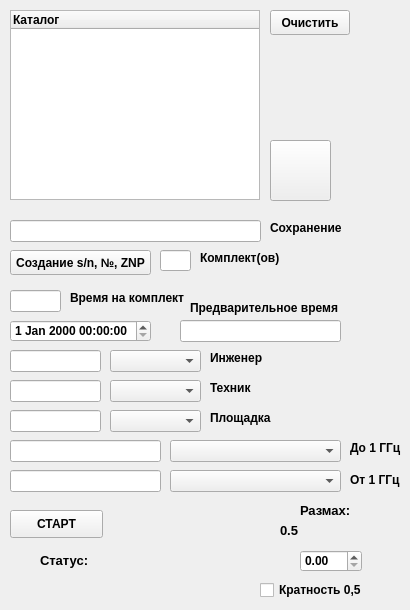
Old version of the form source/generator/generatorpemiwidget.ui in the repository VictorZ08/Path.
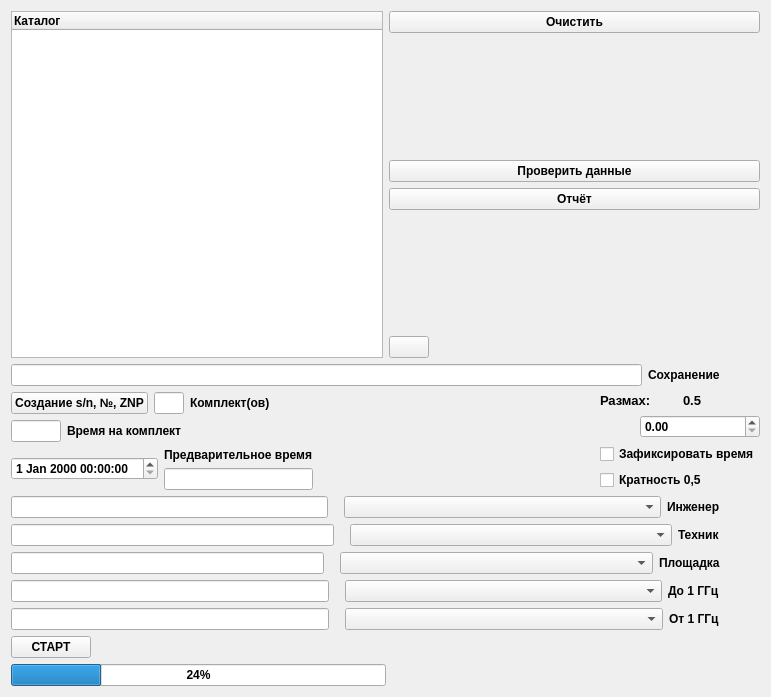
New version of the form. Icons and pictures are not drawn.

The edit to the form file:
```diff
--- a/source/generator/generatorpemiwidget.ui
+++ b/source/generator/generatorpemiwidget.ui
@@ -6,22 +6,10 @@
    <rect>
     <x>0</x>
     <y>0</y>
-    <width>410</width>
-    <height>610</height>
+    <width>771</width>
+    <height>697</height>
    </rect>
   </property>
-  <property name="minimumSize">
-   <size>
-    <width>410</width>
-    <height>610</height>
-   </size>
-  </property>
-  <property name="maximumSize">
-   <size>
-    <width>410</width>
-    <height>610</height>
-   </size>
-  </property>
   <property name="font">
    <font>
     <weight>75</weight>
@@ -37,436 +25,703 @@
   <property name="windowTitle">
    <string>Генератор ПЭМИН</string>
   </property>
-  <widget class="QPushButton" name="m_clear_pb">
-   <property name="geometry">
-    <rect>
-     <x>270</x>
-     <y>10</y>
-     <width>80</width>
-     <height>25</height>
-    </rect>
-   </property>
-   <property name="text">
-    <string>Очистить</string>
-   </property>
-  </widget>
-  <widget class="QDateTimeEdit" name="m_editTime_dte">
-   <property name="geometry">
-    <rect>
-     <x>10</x>
-     <y>320</y>
-     <width>141</width>
-     <height>22</height>
-    </rect>
-   </property>
-  </widget>
-  <widget class="QLineEdit" name="m_timeSet_le">
-   <property name="geometry">
-    <rect>
-     <x>10</x>
-     <y>290</y>
-     <width>51</width>
-     <height>22</height>
-    </rect>
-   </property>
-  </widget>
-  <widget class="QLabel" name="m_status_l">
-   <property name="geometry">
-    <rect>
-     <x>40</x>
-     <y>550</y>
-     <width>211</width>
-     <height>21</height>
-    </rect>
-   </property>
-   <property name="font">
-    <font>
-     <pointsize>10</pointsize>
-     <weight>75</weight>
-     <bold>true</bold>
-    </font>
-   </property>
-   <property name="text">
-    <string>Статус:</string>
-   </property>
-  </widget>
-  <widget class="QPushButton" name="m_back_pb">
-   <property name="geometry">
-    <rect>
-     <x>270</x>
-     <y>140</y>
-     <width>61</width>
-     <height>61</height>
-    </rect>
-   </property>
-   <property name="text">
-    <string/>
-   </property>
-   <property name="icon">
-    <iconset resource="../path.qrc">
-     <normaloff>:/image/button_back.png</normaloff>:/image/button_back.png</iconset>
-   </property>
-   <property name="iconSize">
-    <size>
-     <width>60</width>
-     <height>60</height>
-    </size>
-   </property>
-  </widget>
-  <widget class="QLabel" name="labelTimeComplect">
-   <property name="geometry">
-    <rect>
-     <x>70</x>
-     <y>290</y>
-     <width>141</width>
-     <height>16</height>
-    </rect>
-   </property>
-   <property name="text">
-    <string>Время на комплект</string>
-   </property>
-  </widget>
-  <widget class="QPushButton" name="m_start_pb">
-   <property name="geometry">
-    <rect>
-     <x>10</x>
-     <y>510</y>
-     <width>93</width>
-     <height>28</height>
-    </rect>
-   </property>
-   <property name="text">
-    <string>СТАРТ</string>
-   </property>
-  </widget>
-  <widget class="QLabel" name="labelPreliminarilyTime">
-   <property name="geometry">
-    <rect>
-     <x>190</x>
-     <y>300</y>
-     <width>171</width>
-     <height>16</height>
-    </rect>
-   </property>
-   <property name="text">
-    <string>Предварительное время</string>
-   </property>
-  </widget>
-  <widget class="QTreeWidget" name="m_loadSets_tw">
-   <property name="geometry">
-    <rect>
-     <x>10</x>
-     <y>10</y>
-     <width>250</width>
-     <height>190</height>
-    </rect>
-   </property>
-   <column>
-    <property name="text">
-     <string notr="true">Каталог</string>
-    </property>
-   </column>
-  </widget>
-  <widget class="QLineEdit" name="m_previewTime_le">
-   <property name="geometry">
-    <rect>
-     <x>180</x>
-     <y>320</y>
-     <width>161</width>
-     <height>22</height>
-    </rect>
-   </property>
-  </widget>
-  <widget class="QComboBox" name="m_boxAntenneLow1GGz_cb">
-   <property name="geometry">
-    <rect>
-     <x>170</x>
-     <y>440</y>
-     <width>171</width>
-     <height>22</height>
-    </rect>
-   </property>
-  </widget>
-  <widget class="QLabel" name="labelAntenneLow_1GGz">
-   <property name="geometry">
-    <rect>
-     <x>350</x>
-     <y>440</y>
-     <width>61</width>
-     <height>16</height>
-    </rect>
-   </property>
-   <property name="text">
-    <string>До 1 ГГц</string>
-   </property>
-  </widget>
-  <widget class="QComboBox" name="m_boxAntenneHeigh1GGz_cb">
-   <property name="geometry">
-    <rect>
-     <x>170</x>
-     <y>470</y>
-     <width>171</width>
-     <height>22</height>
-    </rect>
-   </property>
-  </widget>
-  <widget class="QLabel" name="labelAntenneHeigh_1GGz">
-   <property name="geometry">
-    <rect>
-     <x>350</x>
-     <y>470</y>
-     <width>61</width>
-     <height>20</height>
-    </rect>
-   </property>
-   <property name="text">
-    <string>От 1 ГГц</string>
-   </property>
-  </widget>
-  <widget class="QLineEdit" name="m_antenneLow1GGz_le">
-   <property name="geometry">
-    <rect>
-     <x>10</x>
-     <y>440</y>
-     <width>151</width>
-     <height>22</height>
-    </rect>
-   </property>
-  </widget>
-  <widget class="QLineEdit" name="m_antenneHeigh1GGz_le">
-   <property name="geometry">
-    <rect>
-     <x>10</x>
-     <y>470</y>
-     <width>151</width>
-     <height>22</height>
-    </rect>
-   </property>
-  </widget>
-  <widget class="QCheckBox" name="m_multiplisity_ckb">
-   <property name="geometry">
-    <rect>
-     <x>260</x>
-     <y>580</y>
-     <width>121</width>
-     <height>20</height>
-    </rect>
-   </property>
-   <property name="text">
-    <string>Кратность 0,5</string>
-   </property>
-  </widget>
-  <widget class="QComboBox" name="m_boxInjener_cb">
-   <property name="geometry">
-    <rect>
-     <x>110</x>
-     <y>350</y>
-     <width>91</width>
-     <height>22</height>
-    </rect>
-   </property>
-  </widget>
-  <widget class="QLineEdit" name="m_injener_le">
-   <property name="geometry">
-    <rect>
-     <x>10</x>
-     <y>350</y>
-     <width>91</width>
-     <height>22</height>
-    </rect>
-   </property>
-  </widget>
-  <widget class="QComboBox" name="m_boxTehnic_cb">
-   <property name="geometry">
-    <rect>
-     <x>110</x>
-     <y>380</y>
-     <width>91</width>
-     <height>22</height>
-    </rect>
-   </property>
-  </widget>
-  <widget class="QLineEdit" name="m_tehnic_le">
-   <property name="geometry">
-    <rect>
-     <x>10</x>
-     <y>380</y>
-     <width>91</width>
-     <height>22</height>
-    </rect>
-   </property>
-  </widget>
-  <widget class="QLabel" name="labelInjener">
-   <property name="geometry">
-    <rect>
-     <x>210</x>
-     <y>350</y>
-     <width>71</width>
-     <height>16</height>
-    </rect>
-   </property>
-   <property name="text">
-    <string>Инженер</string>
-   </property>
-  </widget>
-  <widget class="QLabel" name="labelTehnic">
-   <property name="geometry">
-    <rect>
-     <x>210</x>
-     <y>380</y>
-     <width>81</width>
-     <height>16</height>
-    </rect>
-   </property>
-   <property name="text">
-    <string>Техник</string>
-   </property>
-  </widget>
-  <widget class="QComboBox" name="m_boxWorkplace_cb">
-   <property name="geometry">
-    <rect>
-     <x>110</x>
-     <y>410</y>
-     <width>91</width>
-     <height>22</height>
-    </rect>
-   </property>
-  </widget>
-  <widget class="QLineEdit" name="m_workplace_le">
-   <property name="geometry">
-    <rect>
-     <x>10</x>
-     <y>410</y>
-     <width>91</width>
-     <height>22</height>
-    </rect>
-   </property>
-   <property name="text">
-    <string/>
-   </property>
-  </widget>
-  <widget class="QLabel" name="labelPlochadka">
-   <property name="geometry">
-    <rect>
-     <x>210</x>
-     <y>410</y>
-     <width>71</width>
-     <height>16</height>
-    </rect>
-   </property>
-   <property name="text">
-    <string>Площадка</string>
-   </property>
-  </widget>
-  <widget class="QPushButton" name="m_createTable_pb">
-   <property name="geometry">
-    <rect>
-     <x>10</x>
-     <y>250</y>
-     <width>141</width>
-     <height>25</height>
-    </rect>
-   </property>
-   <property name="text">
-    <string>Создание s/n, №, ZNP</string>
-   </property>
-  </widget>
-  <widget class="QLineEdit" name="m_saveSets_le">
-   <property name="geometry">
-    <rect>
-     <x>10</x>
-     <y>220</y>
-     <width>251</width>
-     <height>22</height>
-    </rect>
-   </property>
-  </widget>
-  <widget class="QDoubleSpinBox" name="m_amplituda_sb">
-   <property name="geometry">
-    <rect>
-     <x>300</x>
-     <y>550</y>
-     <width>62</width>
-     <height>22</height>
-    </rect>
-   </property>
-  </widget>
-  <widget class="QLabel" name="label_ampl_res">
-   <property name="geometry">
-    <rect>
-     <x>300</x>
-     <y>500</y>
-     <width>81</width>
-     <height>21</height>
-    </rect>
-   </property>
-   <property name="font">
-    <font>
-     <pointsize>10</pointsize>
-     <weight>75</weight>
-     <bold>true</bold>
-    </font>
-   </property>
-   <property name="text">
-    <string>Размах:</string>
-   </property>
-  </widget>
-  <widget class="QLabel" name="label_amplituda">
-   <property name="geometry">
-    <rect>
-     <x>280</x>
-     <y>520</y>
-     <width>101</width>
-     <height>20</height>
-    </rect>
-   </property>
-   <property name="font">
-    <font>
-     <pointsize>10</pointsize>
-     <weight>75</weight>
-     <bold>true</bold>
-    </font>
-   </property>
-   <property name="text">
-    <string>0.5</string>
-   </property>
-  </widget>
-  <widget class="QLabel" name="labelPreliminarilyTime_2">
-   <property name="geometry">
-    <rect>
-     <x>270</x>
-     <y>220</y>
-     <width>71</width>
-     <height>16</height>
-    </rect>
-   </property>
-   <property name="text">
-    <string>Сохранение</string>
-   </property>
-  </widget>
-  <widget class="QLineEdit" name="m_numSets_le">
-   <property name="geometry">
-    <rect>
-     <x>160</x>
-     <y>250</y>
-     <width>31</width>
-     <height>21</height>
-    </rect>
-   </property>
-  </widget>
-  <widget class="QLabel" name="m_statusNumSets_l">
-   <property name="geometry">
-    <rect>
-     <x>200</x>
-     <y>250</y>
-     <width>131</width>
-     <height>16</height>
-    </rect>
-   </property>
-   <property name="text">
-    <string>Комплект(ов)</string>
-   </property>
-  </widget>
+  <layout class="QGridLayout" name="gridLayout">
+   <item row="0" column="0">
+    <layout class="QHBoxLayout" name="horizontalLayout">
+     <item>
+      <widget class="QTreeWidget" name="m_loadSets_tw">
+       <column>
+        <property name="text">
+         <string notr="true">Каталог</string>
+        </property>
+       </column>
+      </widget>
+     </item>
+     <item>
+      <layout class="QVBoxLayout" name="verticalLayout">
+       <item>
+        <widget class="QPushButton" name="m_clear_pb">
+         <property name="text">
+          <string>Очистить</string>
+         </property>
+        </widget>
+       </item>
+       <item>
+        <spacer name="verticalSpacer">
+         <property name="orientation">
+          <enum>Qt::Vertical</enum>
+         </property>
+         <property name="sizeHint" stdset="0">
+          <size>
+           <width>20</width>
+           <height>40</height>
+          </size>
+         </property>
+        </spacer>
+       </item>
+       <item>
+        <widget class="QPushButton" name="m_startCheckData_pb">
+         <property name="text">
+          <string>Проверить данные</string>
+         </property>
+        </widget>
+       </item>
+       <item>
+        <widget class="QPushButton" name="m_report_pb">
+         <property name="text">
+          <string>Отчёт</string>
+         </property>
+        </widget>
+       </item>
+       <item>
+        <spacer name="verticalSpacer_2">
+         <property name="orientation">
+          <enum>Qt::Vertical</enum>
+         </property>
+         <property name="sizeHint" stdset="0">
+          <size>
+           <width>20</width>
+           <height>40</height>
+          </size>
+         </property>
+        </spacer>
+       </item>
+       <item>
+        <layout class="QHBoxLayout" name="horizontalLayout_2">
+         <item>
+          <widget class="QPushButton" name="m_back_pb">
+           <property name="text">
+            <string/>
+           </property>
+           <property name="icon">
+            <iconset resource="../path.qrc">
+             <normaloff>:/image/button_back.png</normaloff>:/image/button_back.png</iconset>
+           </property>
+           <property name="iconSize">
+            <size>
+             <width>60</width>
+             <height>60</height>
+            </size>
+           </property>
+          </widget>
+         </item>
+         <item>
+          <spacer name="horizontalSpacer">
+           <property name="orientation">
+            <enum>Qt::Horizontal</enum>
+           </property>
+           <property name="sizeHint" stdset="0">
+            <size>
+             <width>40</width>
+             <height>20</height>
+            </size>
+           </property>
+          </spacer>
+         </item>
+        </layout>
+       </item>
+      </layout>
+     </item>
+    </layout>
+   </item>
+   <item row="1" column="0">
+    <layout class="QHBoxLayout" name="horizontalLayout_3">
+     <item>
+      <widget class="QLineEdit" name="m_saveSets_le"/>
+     </item>
+     <item>
+      <widget class="QLabel" name="labelPreliminarilyTime_2">
+       <property name="text">
+        <string>Сохранение</string>
+       </property>
+      </widget>
+     </item>
+     <item>
+      <spacer name="horizontalSpacer_18">
+       <property name="orientation">
+        <enum>Qt::Horizontal</enum>
+       </property>
+       <property name="sizeType">
+        <enum>QSizePolicy::Preferred</enum>
+       </property>
+       <property name="sizeHint" stdset="0">
+        <size>
+         <width>40</width>
+         <height>20</height>
+        </size>
+       </property>
+      </spacer>
+     </item>
+    </layout>
+   </item>
+   <item row="2" column="0">
+    <layout class="QHBoxLayout" name="horizontalLayout_17">
+     <item>
+      <layout class="QVBoxLayout" name="verticalLayout_7">
+       <item>
+        <layout class="QHBoxLayout" name="horizontalLayout_4">
+         <item>
+          <widget class="QPushButton" name="m_createTable_pb">
+           <property name="maximumSize">
+            <size>
+             <width>150</width>
+             <height>16777215</height>
+            </size>
+           </property>
+           <property name="text">
+            <string>Создание s/n, №, ZNP</string>
+           </property>
+          </widget>
+         </item>
+         <item>
+          <widget class="QLineEdit" name="m_numSets_le">
+           <property name="maximumSize">
+            <size>
+             <width>30</width>
+             <height>16777215</height>
+            </size>
+           </property>
+          </widget>
+         </item>
+         <item>
+          <widget class="QLabel" name="m_statusNumSets_l">
+           <property name="text">
+            <string>Комплект(ов)</string>
+           </property>
+          </widget>
+         </item>
+         <item>
+          <spacer name="horizontalSpacer_20">
+           <property name="orientation">
+            <enum>Qt::Horizontal</enum>
+           </property>
+           <property name="sizeHint" stdset="0">
+            <size>
+             <width>40</width>
+             <height>20</height>
+            </size>
+           </property>
+          </spacer>
+         </item>
+        </layout>
+       </item>
+       <item>
+        <layout class="QHBoxLayout" name="horizontalLayout_5">
+         <item>
+          <widget class="QLineEdit" name="m_timeSet_le">
+           <property name="maximumSize">
+            <size>
+             <width>50</width>
+             <height>16777215</height>
+            </size>
+           </property>
+          </widget>
+         </item>
+         <item>
+          <widget class="QLabel" name="labelTimeComplect">
+           <property name="text">
+            <string>Время на комплект</string>
+           </property>
+          </widget>
+         </item>
+        </layout>
+       </item>
+       <item>
+        <layout class="QHBoxLayout" name="horizontalLayout_6">
+         <item>
+          <widget class="QDateTimeEdit" name="m_editTime_dte"/>
+         </item>
+         <item>
+          <layout class="QVBoxLayout" name="verticalLayout_2">
+           <item>
+            <widget class="QLabel" name="labelPreliminarilyTime">
+             <property name="text">
+              <string>Предварительное время</string>
+             </property>
+            </widget>
+           </item>
+           <item>
+            <widget class="QLineEdit" name="m_previewTime_le">
+             <property name="maximumSize">
+              <size>
+               <width>150</width>
+               <height>16777215</height>
+              </size>
+             </property>
+            </widget>
+           </item>
+          </layout>
+         </item>
+        </layout>
+       </item>
+      </layout>
+     </item>
+     <item>
+      <spacer name="horizontalSpacer_4">
+       <property name="orientation">
+        <enum>Qt::Horizontal</enum>
+       </property>
+       <property name="sizeHint" stdset="0">
+        <size>
+         <width>40</width>
+         <height>20</height>
+        </size>
+       </property>
+      </spacer>
+     </item>
+     <item>
+      <layout class="QVBoxLayout" name="verticalLayout_6">
+       <item>
+        <layout class="QVBoxLayout" name="verticalLayout_3">
+         <item>
+          <layout class="QHBoxLayout" name="horizontalLayout_14">
+           <item>
+            <widget class="QLabel" name="label_ampl_res">
+             <property name="font">
+              <font>
+               <pointsize>10</pointsize>
+               <weight>75</weight>
+               <bold>true</bold>
+              </font>
+             </property>
+             <property name="text">
+              <string>Размах:</string>
+             </property>
+            </widget>
+           </item>
+           <item>
+            <widget class="QLabel" name="labelAmplituda">
+             <property name="font">
+              <font>
+               <pointsize>10</pointsize>
+               <weight>75</weight>
+               <bold>true</bold>
+              </font>
+             </property>
+             <property name="text">
+              <string>0.5</string>
+             </property>
+            </widget>
+           </item>
+          </layout>
+         </item>
+         <item>
+          <layout class="QHBoxLayout" name="horizontalLayout_15">
+           <item>
+            <spacer name="horizontalSpacer_3">
+             <property name="orientation">
+              <enum>Qt::Horizontal</enum>
+             </property>
+             <property name="sizeType">
+              <enum>QSizePolicy::Preferred</enum>
+             </property>
+             <property name="sizeHint" stdset="0">
+              <size>
+               <width>40</width>
+               <height>20</height>
+              </size>
+             </property>
+            </spacer>
+           </item>
+           <item>
+            <widget class="QDoubleSpinBox" name="m_amplituda_sb"/>
+           </item>
+          </layout>
+         </item>
+        </layout>
+       </item>
+       <item>
+        <layout class="QVBoxLayout" name="verticalLayout_4">
+         <item>
+          <widget class="QCheckBox" name="m_fixedTime_ckb">
+           <property name="text">
+            <string>Зафиксировать время</string>
+           </property>
+          </widget>
+         </item>
+         <item>
+          <widget class="QCheckBox" name="m_multiplisity_ckb">
+           <property name="text">
+            <string>Кратность 0,5</string>
+           </property>
+          </widget>
+         </item>
+        </layout>
+       </item>
+      </layout>
+     </item>
+    </layout>
+   </item>
+   <item row="3" column="0">
+    <layout class="QVBoxLayout" name="verticalLayout_5">
+     <item>
+      <layout class="QHBoxLayout" name="horizontalLayout_7">
+       <item>
+        <widget class="QLineEdit" name="m_injener_le">
+         <property name="sizePolicy">
+          <sizepolicy hsizetype="Expanding" vsizetype="Fixed">
+           <horstretch>0</horstretch>
+           <verstretch>0</verstretch>
+          </sizepolicy>
+         </property>
+        </widget>
+       </item>
+       <item>
+        <spacer name="horizontalSpacer_5">
+         <property name="orientation">
+          <enum>Qt::Horizontal</enum>
+         </property>
+         <property name="sizeType">
+          <enum>QSizePolicy::Preferred</enum>
+         </property>
+         <property name="sizeHint" stdset="0">
+          <size>
+           <width>10</width>
+           <height>20</height>
+          </size>
+         </property>
+        </spacer>
+       </item>
+       <item>
+        <widget class="QComboBox" name="m_boxInjener_cb">
+         <property name="sizePolicy">
+          <sizepolicy hsizetype="Expanding" vsizetype="Fixed">
+           <horstretch>0</horstretch>
+           <verstretch>0</verstretch>
+          </sizepolicy>
+         </property>
+        </widget>
+       </item>
+       <item>
+        <widget class="QLabel" name="labelInjener">
+         <property name="text">
+          <string>Инженер</string>
+         </property>
+        </widget>
+       </item>
+       <item>
+        <spacer name="horizontalSpacer_6">
+         <property name="orientation">
+          <enum>Qt::Horizontal</enum>
+         </property>
+         <property name="sizeType">
+          <enum>QSizePolicy::Preferred</enum>
+         </property>
+         <property name="sizeHint" stdset="0">
+          <size>
+           <width>40</width>
+           <height>20</height>
+          </size>
+         </property>
+        </spacer>
+       </item>
+      </layout>
+     </item>
+     <item>
+      <layout class="QHBoxLayout" name="horizontalLayout_8">
+       <item>
+        <widget class="QLineEdit" name="m_tehnic_le"/>
+       </item>
+       <item>
+        <spacer name="horizontalSpacer_10">
+         <property name="orientation">
+          <enum>Qt::Horizontal</enum>
+         </property>
+         <property name="sizeType">
+          <enum>QSizePolicy::Preferred</enum>
+         </property>
+         <property name="sizeHint" stdset="0">
+          <size>
+           <width>10</width>
+           <height>20</height>
+          </size>
+         </property>
+        </spacer>
+       </item>
+       <item>
+        <widget class="QComboBox" name="m_boxTehnic_cb">
+         <property name="sizePolicy">
+          <sizepolicy hsizetype="Expanding" vsizetype="Fixed">
+           <horstretch>0</horstretch>
+           <verstretch>0</verstretch>
+          </sizepolicy>
+         </property>
+        </widget>
+       </item>
+       <item>
+        <widget class="QLabel" name="labelTehnic">
+         <property name="text">
+          <string>Техник</string>
+         </property>
+        </widget>
+       </item>
+       <item>
+        <spacer name="horizontalSpacer_11">
+         <property name="orientation">
+          <enum>Qt::Horizontal</enum>
+         </property>
+         <property name="sizeType">
+          <enum>QSizePolicy::Preferred</enum>
+         </property>
+         <property name="sizeHint" stdset="0">
+          <size>
+           <width>40</width>
+           <height>20</height>
+          </size>
+         </property>
+        </spacer>
+       </item>
+      </layout>
+     </item>
+     <item>
+      <layout class="QHBoxLayout" name="horizontalLayout_9">
+       <item>
+        <widget class="QLineEdit" name="m_workplace_le">
+         <property name="text">
+          <string/>
+         </property>
+        </widget>
+       </item>
+       <item>
+        <spacer name="horizontalSpacer_12">
+         <property name="orientation">
+          <enum>Qt::Horizontal</enum>
+         </property>
+         <property name="sizeType">
+          <enum>QSizePolicy::Preferred</enum>
+         </property>
+         <property name="sizeHint" stdset="0">
+          <size>
+           <width>10</width>
+           <height>20</height>
+          </size>
+         </property>
+        </spacer>
+       </item>
+       <item>
+        <widget class="QComboBox" name="m_boxWorkplace_cb">
+         <property name="sizePolicy">
+          <sizepolicy hsizetype="Expanding" vsizetype="Fixed">
+           <horstretch>0</horstretch>
+           <verstretch>0</verstretch>
+          </sizepolicy>
+         </property>
+        </widget>
+       </item>
+       <item>
+        <widget class="QLabel" name="labelPlochadka">
+         <property name="text">
+          <string>Площадка</string>
+         </property>
+        </widget>
+       </item>
+       <item>
+        <spacer name="horizontalSpacer_13">
+         <property name="orientation">
+          <enum>Qt::Horizontal</enum>
+         </property>
+         <property name="sizeType">
+          <enum>QSizePolicy::Preferred</enum>
+         </property>
+         <property name="sizeHint" stdset="0">
+          <size>
+           <width>40</width>
+           <height>20</height>
+          </size>
+         </property>
+        </spacer>
+       </item>
+      </layout>
+     </item>
+     <item>
+      <layout class="QHBoxLayout" name="horizontalLayout_10">
+       <item>
+        <widget class="QLineEdit" name="m_antenneLow1GGz_le"/>
+       </item>
+       <item>
+        <spacer name="horizontalSpacer_14">
+         <property name="orientation">
+          <enum>Qt::Horizontal</enum>
+         </property>
+         <property name="sizeType">
+          <enum>QSizePolicy::Preferred</enum>
+         </property>
+         <property name="sizeHint" stdset="0">
+          <size>
+           <width>10</width>
+           <height>20</height>
+          </size>
+         </property>
+        </spacer>
+       </item>
+       <item>
+        <widget class="QComboBox" name="m_boxAntenneLow1GGz_cb">
+         <property name="sizePolicy">
+          <sizepolicy hsizetype="Expanding" vsizetype="Fixed">
+           <horstretch>0</horstretch>
+           <verstretch>0</verstretch>
+          </sizepolicy>
+         </property>
+        </widget>
+       </item>
+       <item>
+        <widget class="QLabel" name="labelAntenneLow_1GGz">
+         <property name="text">
+          <string>До 1 ГГц</string>
+         </property>
+        </widget>
+       </item>
+       <item>
+        <spacer name="horizontalSpacer_15">
+         <property name="orientation">
+          <enum>Qt::Horizontal</enum>
+         </property>
+         <property name="sizeType">
+          <enum>QSizePolicy::Preferred</enum>
+         </property>
+         <property name="sizeHint" stdset="0">
+          <size>
+           <width>40</width>
+           <height>20</height>
+          </size>
+         </property>
+        </spacer>
+       </item>
+      </layout>
+     </item>
+     <item>
+      <layout class="QHBoxLayout" name="horizontalLayout_11">
+       <item>
+        <widget class="QLineEdit" name="m_antenneHeigh1GGz_le"/>
+       </item>
+       <item>
+        <spacer name="horizontalSpacer_17">
+         <property name="orientation">
+          <enum>Qt::Horizontal</enum>
+         </property>
+         <property name="sizeType">
+          <enum>QSizePolicy::Preferred</enum>
+         </property>
+         <property name="sizeHint" stdset="0">
+          <size>
+           <width>10</width>
+           <height>20</height>
+          </size>
+         </property>
+        </spacer>
+       </item>
+       <item>
+        <widget class="QComboBox" name="m_boxAntenneHeigh1GGz_cb">
+         <property name="sizePolicy">
+          <sizepolicy hsizetype="Expanding" vsizetype="Fixed">
+           <horstretch>0</horstretch>
+           <verstretch>0</verstretch>
+          </sizepolicy>
+         </property>
+        </widget>
+       </item>
+       <item>
+        <widget class="QLabel" name="labelAntenneHeigh_1GGz">
+         <property name="text">
+          <string>От 1 ГГц</string>
+         </property>
+        </widget>
+       </item>
+       <item>
+        <spacer name="horizontalSpacer_16">
+         <property name="orientation">
+          <enum>Qt::Horizontal</enum>
+         </property>
+         <property name="sizeType">
+          <enum>QSizePolicy::Preferred</enum>
+         </property>
+         <property name="sizeHint" stdset="0">
+          <size>
+           <width>40</width>
+           <height>20</height>
+          </size>
+         </property>
+        </spacer>
+       </item>
+      </layout>
+     </item>
+    </layout>
+   </item>
+   <item row="4" column="0">
+    <layout class="QHBoxLayout" name="horizontalLayout_16">
+     <item>
+      <layout class="QHBoxLayout" name="horizontalLayout_12">
+       <item>
+        <widget class="QPushButton" name="m_start_pb">
+         <property name="text">
+          <string>СТАРТ</string>
+         </property>
+        </widget>
+       </item>
+      </layout>
+     </item>
+     <item>
+      <spacer name="horizontalSpacer_7">
+       <property name="orientation">
+        <enum>Qt::Horizontal</enum>
+       </property>
+       <property name="sizeHint" stdset="0">
+        <size>
+         <width>40</width>
+         <height>20</height>
+        </size>
+       </property>
+      </spacer>
+     </item>
+     <item>
+      <spacer name="horizontalSpacer_8">
+       <property name="orientation">
+        <enum>Qt::Horizontal</enum>
+       </property>
+       <property name="sizeHint" stdset="0">
+        <size>
+         <width>40</width>
+         <height>20</height>
+        </size>
+       </property>
+      </spacer>
+     </item>
+    </layout>
+   </item>
+   <item row="5" column="0">
+    <layout class="QHBoxLayout" name="horizontalLayout_13">
+     <item>
+      <widget class="QProgressBar" name="m_status_prb">
+       <property name="enabled">
+        <bool>true</bool>
+       </property>
+       <property name="sizePolicy">
+        <sizepolicy hsizetype="MinimumExpanding" vsizetype="Preferred">
+         <horstretch>0</horstretch>
+         <verstretch>0</verstretch>
+        </sizepolicy>
+       </property>
+       <property name="value">
+        <number>24</number>
+       </property>
+      </widget>
+     </item>
+     <item>
+      <spacer name="horizontalSpacer_2">
+       <property name="orientation">
+        <enum>Qt::Horizontal</enum>
+       </property>
+       <property name="sizeHint" stdset="0">
+        <size>
+         <width>40</width>
+         <height>20</height>
+        </size>
+       </property>
+      </spacer>
+     </item>
+    </layout>
+   </item>
+  </layout>
  </widget>
  <resources>
   <include location="../path.qrc"/>
```
